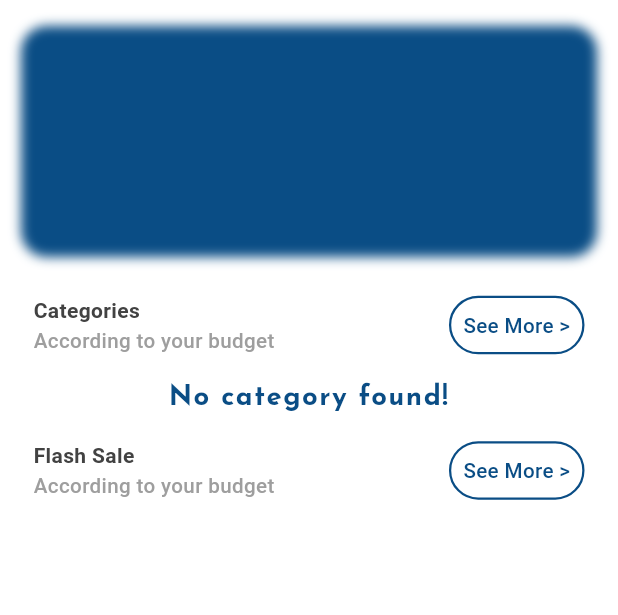
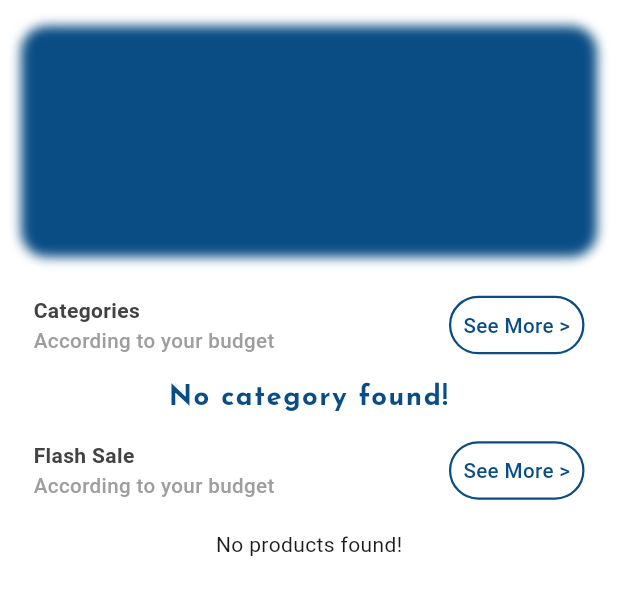
Before and after one commit to MuhammadZahid0349/Ecommerce-App, a Flutter app: the MainScreen screen opened directly, on a phone screen of 412 x 824 dp, the part 84-699 px from its top. Run offline on Flutter 3.47's test engine with Material 2 defaults, Android fonts, the phone set to English and light mode, and no system bars; drawn by our look-alikes of carousel_slider; our stand-ins replace animate_do, cached_network_image, cloud_firestore, firebase_auth, firebase_core, firebase_messaging and 9 more; missing offline and left inert: image_card; accounts and stored records are empty.

Commit message:
Add Product

```diff
--- /dev/null
+++ b/lib/models/product-model.dart
@@ -0,0 +1,65 @@
+// ignore_for_file: file_names
+
+class ProductModel {
+  final String productId;
+  final String categoryId;
+  final String productName;
+  final String categoryName;
+  final String salePrice;
+  final String fullPrice;
+  final List productImages;
+  final String deliveryTime;
+  final bool isSale;
+  final String productDescription;
+  final dynamic createdAt;
+  final dynamic updatedAt;
+
+  ProductModel({
+    required this.productId,
+    required this.categoryId,
+    required this.productName,
+    required this.categoryName,
+    required this.salePrice,
+    required this.fullPrice,
+    required this.productImages,
+    required this.deliveryTime,
+    required this.isSale,
+    required this.productDescription,
+    required this.createdAt,
+    required this.updatedAt,
+  });
+
+  Map<String, dynamic> toMap() {
+    return {
+      'productId': productId,
+      'categoryId': categoryId,
+      'productName': productName,
+      'categoryName': categoryName,
+      'salePrice': salePrice,
+      'fullPrice': fullPrice,
+      'productImages': productImages,
+      'deliveryTime': deliveryTime,
+      'isSale': isSale,
+      'productDescription': productDescription,
+      'createdAt': createdAt,
+      'updatedAt': updatedAt,
+    };
+  }
+
+  factory ProductModel.fromMap(Map<String, dynamic> json) {
+    return ProductModel(
+      productId: json['productId'],
+      categoryId: json['categoryId'],
+      productName: json['productName'],
+      categoryName: json['categoryName'],
+      salePrice: json['salePrice'],
+      fullPrice: json['fullPrice'],
+      productImages: json['productImages'],
+      deliveryTime: json['deliveryTime'],
+      isSale: json['isSale'],
+      productDescription: json['productDescription'],
+      createdAt: json['createdAt'],
+      updatedAt: json['updatedAt'],
+    );
+  }
+}
--- a/lib/screens/user-panel/main-screen.dart
+++ b/lib/screens/user-panel/main-screen.dart
@@ -3,6 +3,7 @@
 import 'package:animate_do/animate_do.dart';
 import 'package:ecommerce_app/Constants/ColorConstants.dart';
 import 'package:ecommerce_app/Constants/utils.dart';
+import 'package:ecommerce_app/widgets/flash-sale-widget.dart';
 import 'package:flutter/material.dart';
 import 'package:flutter/services.dart';
 import 'package:flutter_screenutil/flutter_screenutil.dart';
@@ -59,6 +60,7 @@ class MainScreen extends StatelessWidget {
                 onTap: () {},
                 buttonText: "See More >",
               ),
+              FlashSaleWidget(),
             ],
           ),
         ),
--- /dev/null
+++ b/lib/widgets/flash-sale-widget.dart
@@ -0,0 +1,124 @@
+// ignore_for_file: file_names, prefer_const_constructors, avoid_unnecessary_containers, sized_box_for_whitespace, prefer_const_literals_to_create_immutables, unnecessary_string_interpolations
+
+import 'package:cached_network_image/cached_network_image.dart';
+import 'package:cloud_firestore/cloud_firestore.dart';
+import 'package:ecommerce_app/Constants/app-constant.dart';
+import 'package:ecommerce_app/models/product-model.dart';
+import 'package:flutter/cupertino.dart';
+import 'package:get/get.dart';
+import 'package:image_card/image_card.dart';
+
+class FlashSaleWidget extends StatelessWidget {
+  const FlashSaleWidget({super.key});
+
+  @override
+  Widget build(BuildContext context) {
+    return FutureBuilder(
+      future: FirebaseFirestore.instance
+          .collection('products')
+          .where('isSale', isEqualTo: true)
+          .get(),
+      builder: (BuildContext context, AsyncSnapshot<QuerySnapshot> snapshot) {
+        if (snapshot.hasError) {
+          return Center(
+            child: Text("Error"),
+          );
+        }
+        if (snapshot.connectionState == ConnectionState.waiting) {
+          return Container(
+            height: Get.height / 5,
+            child: Center(
+              child: CupertinoActivityIndicator(),
+            ),
+          );
+        }
+
+        if (snapshot.data!.docs.isEmpty) {
+          return Center(
+            child: Text("No products found!"),
+          );
+        }
+
+        if (snapshot.data != null) {
+          return Container(
+            height: Get.height / 5,
+            child: ListView.builder(
+              itemCount: snapshot.data!.docs.length,
+              shrinkWrap: true,
+              scrollDirection: Axis.horizontal,
+              itemBuilder: (context, index) {
+                final productData = snapshot.data!.docs[index];
+                ProductModel productModel = ProductModel(
+                  productId: productData['productId'],
+                  categoryId: productData['categoryId'],
+                  productName: productData['productName'],
+                  categoryName: productData['categoryName'],
+                  salePrice: productData['salePrice'],
+                  fullPrice: productData['fullPrice'],
+                  productImages: productData['productImages'],
+                  deliveryTime: productData['deliveryTime'],
+                  isSale: productData['isSale'],
+                  productDescription: productData['productDescription'],
+                  createdAt: productData['createdAt'],
+                  updatedAt: productData['updatedAt'],
+                );
+                // CategoriesModel categoriesModel = CategoriesModel(
+                //   categoryId: snapshot.data!.docs[index]['categoryId'],
+                //   categoryImg: snapshot.data!.docs[index]['categoryImg'],
+                //   categoryName: snapshot.data!.docs[index]['categoryName'],
+                //   createdAt: snapshot.data!.docs[index]['createdAt'],
+                //   updatedAt: snapshot.data!.docs[index]['updatedAt'],
+                // );
+                return Row(
+                  children: [
+                    Padding(
+                      padding: EdgeInsets.all(5.0),
+                      child: Container(
+                        child: FillImageCard(
+                          borderRadius: 20.0,
+                          width: Get.width / 3.5,
+                          heightImage: Get.height / 12,
+                          imageProvider: CachedNetworkImageProvider(
+                            productModel.productImages[0],
+                          ),
+                          title: Center(
+                            child: Text(
+                              productModel.productName,
+                              overflow: TextOverflow.ellipsis,
+                              style: TextStyle(fontSize: 10.0),
+                            ),
+                          ),
+                          footer: Row(
+                            children: [
+                              Text(
+                                "Rs ${productModel.salePrice}",
+                                style: TextStyle(fontSize: 10.0),
+                              ),
+                              SizedBox(
+                                width: 2.0,
+                              ),
+                              Text(
+                                "${productModel.fullPrice}",
+                                style: TextStyle(
+                                  fontSize: 10.0,
+                                  color: AppConstant.appScendoryColor,
+                                  decoration: TextDecoration.lineThrough,
+                                ),
+                              ),
+                            ],
+                          ),
+                        ),
+                      ),
+                    ),
+                  ],
+                );
+              },
+            ),
+          );
+        }
+
+        return Container();
+      },
+    );
+  }
+}
```
